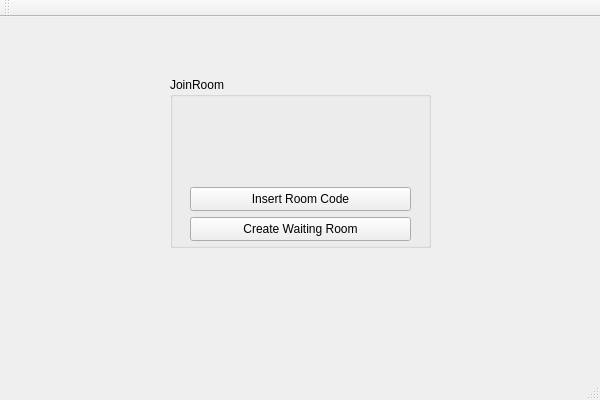
Qt form Scribble/Scribble/JoinRoom.ui (PopescuFilip/Scribble) before a commit.
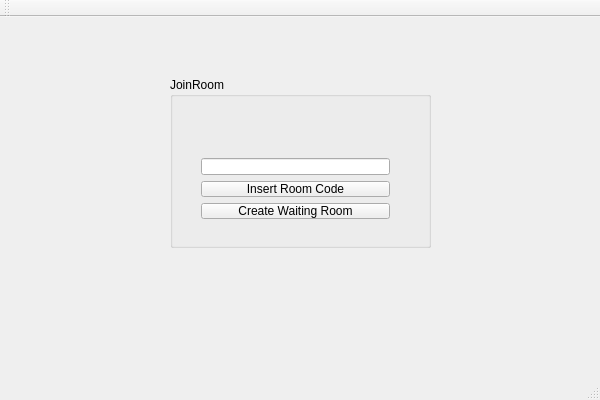
The same form after that commit.

Commit message: Added line edit for JoinRoom and text edit for Profile

Diff of the .ui file:
```diff
--- a/Scribble/Scribble/JoinRoom.ui
+++ b/Scribble/Scribble/JoinRoom.ui
@@ -26,31 +26,34 @@
     <property name="title">
      <string>JoinRoom</string>
     </property>
-    <widget class="QPushButton" name="pushButton">
+    <widget class="QWidget" name="">
      <property name="geometry">
       <rect>
        <x>20</x>
-       <y>110</y>
-       <width>221</width>
-       <height>24</height>
+       <y>70</y>
+       <width>211</width>
+       <height>83</height>
       </rect>
      </property>
-     <property name="text">
-      <string>Insert Room Code</string>
-     </property>
-    </widget>
-    <widget class="QPushButton" name="pushButton_2">
-     <property name="geometry">
-      <rect>
-       <x>20</x>
-       <y>140</y>
-       <width>221</width>
-       <height>24</height>
-      </rect>
-     </property>
-     <property name="text">
-      <string>Create Waiting Room</string>
-     </property>
+     <layout class="QVBoxLayout" name="verticalLayout">
+      <item>
+       <widget class="QLineEdit" name="lineEdit"/>
+      </item>
+      <item>
+       <widget class="QPushButton" name="pushButton">
+        <property name="text">
+         <string>Insert Room Code</string>
+        </property>
+       </widget>
+      </item>
+      <item>
+       <widget class="QPushButton" name="pushButton_2">
+        <property name="text">
+         <string>Create Waiting Room</string>
+        </property>
+       </widget>
+      </item>
+     </layout>
     </widget>
    </widget>
   </widget>
```
The commit also changes 1 other file.
